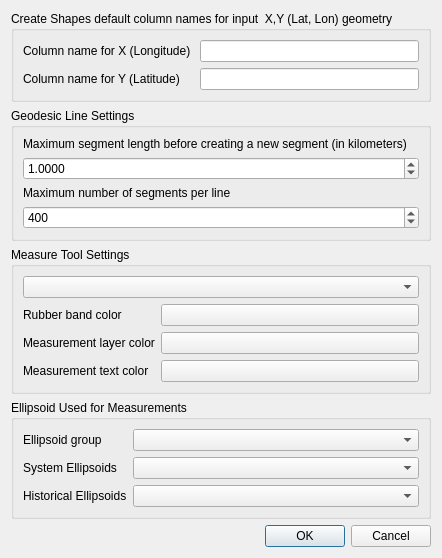
The window that ui/settings.ui (NationalSecurityAgency/qgis-shapetools-plugin) describes before a commit, drawn with Qt 5.
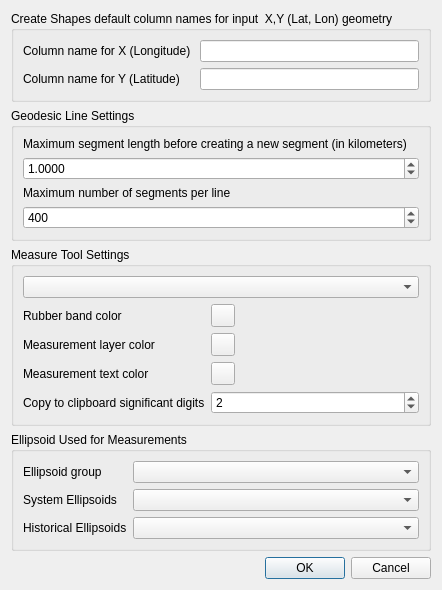
The same window after the commit. Custom widgets are drawn as their Qt base class.

Commit message: Add quick copy of values for geodesic measure tool

Diff of the .ui file:
```diff
--- a/ui/settings.ui
+++ b/ui/settings.ui
@@ -7,7 +7,7 @@
     <x>0</x>
     <y>0</y>
     <width>442</width>
-    <height>487</height>
+    <height>535</height>
    </rect>
   </property>
   <property name="windowTitle">
@@ -160,6 +160,23 @@
           </property>
          </widget>
         </item>
+        <item row="3" column="0">
+         <widget class="QLabel" name="label_11">
+          <property name="text">
+           <string>Copy to clipboard significant digits</string>
+          </property>
+         </widget>
+        </item>
+        <item row="3" column="1">
+         <widget class="QSpinBox" name="significantDigitsSpinBox">
+          <property name="maximum">
+           <number>16</number>
+          </property>
+          <property name="value">
+           <number>2</number>
+          </property>
+         </widget>
+        </item>
        </layout>
       </item>
      </layout>
@@ -236,7 +253,7 @@
  <customwidgets>
   <customwidget>
    <class>QgsColorButton</class>
-   <extends>QPushButton</extends>
+   <extends>QToolButton</extends>
    <header>qgscolorbutton.h</header>
   </customwidget>
  </customwidgets>
```
Left out of the diff: 6 changed lines with no effect on the pictures. The commit also changes 4 other files.
